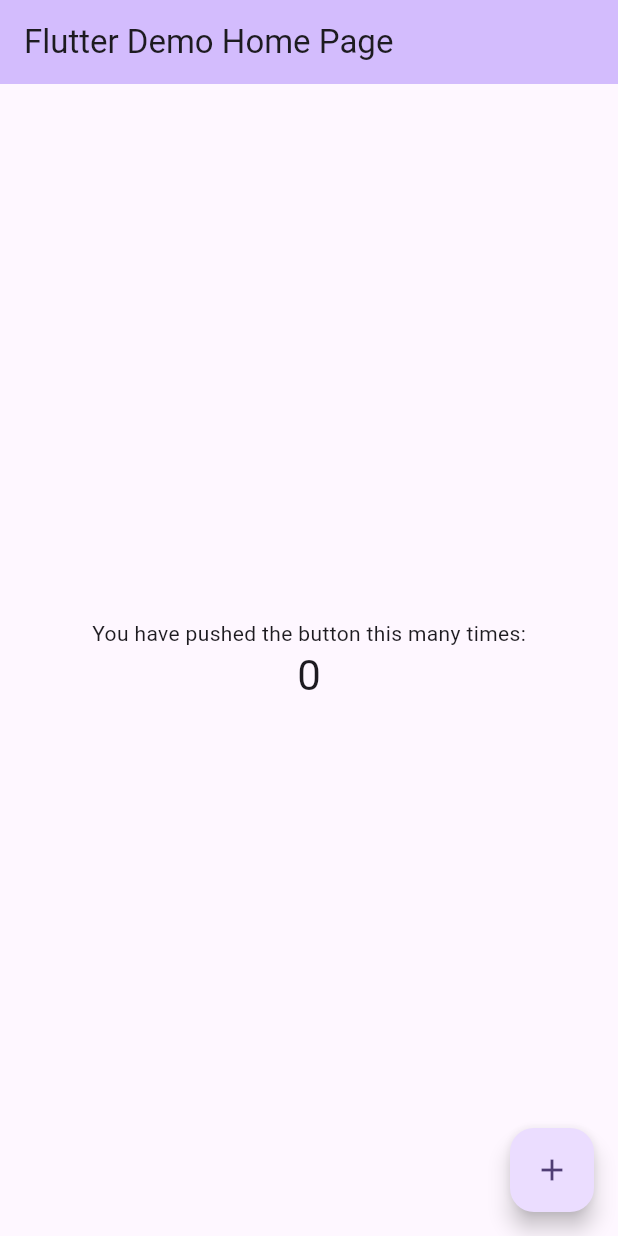
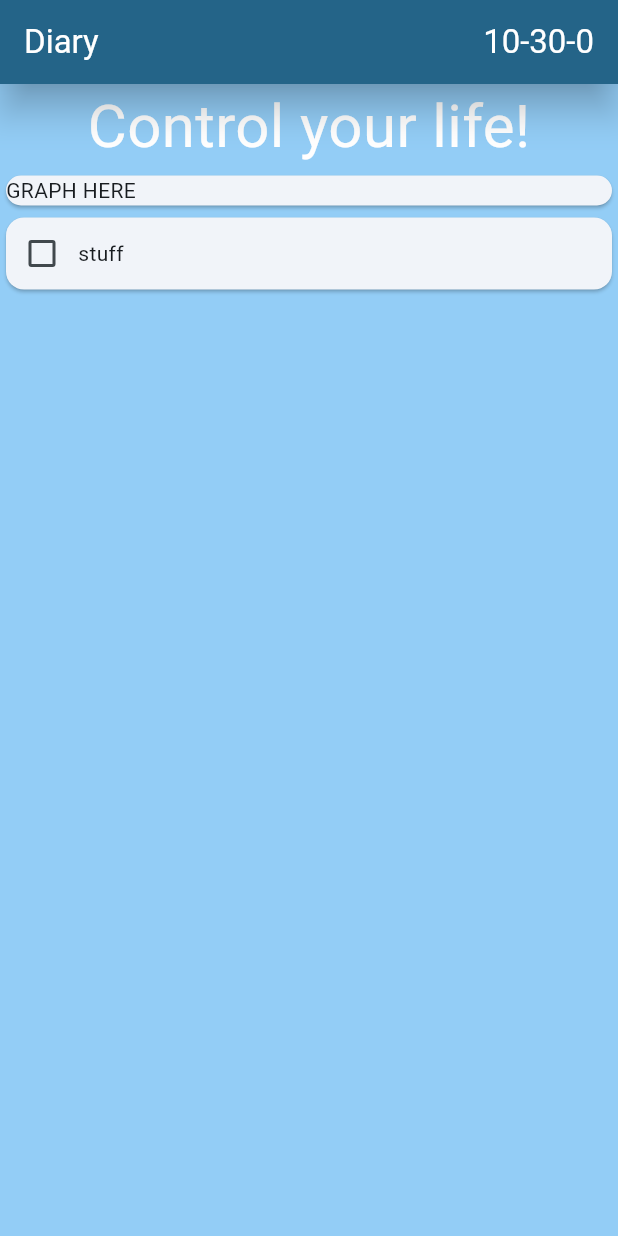
Before and after one commit to PauloBDev/diary, a Flutter app: the screen it shows after launch, on a phone screen of 412 x 824 dp. Run offline on Flutter 3.47's test engine with Material 3 defaults, Android fonts, the phone set to English and light mode, and no system bars.

Commit message:
Home Page Card

```diff
--- /dev/null
+++ b/lib/components/homepageTasksCard.dart
@@ -0,0 +1,19 @@
+import 'package:flutter/material.dart';
+
+class HomePageCard extends StatelessWidget {
+  const HomePageCard({super.key});
+  @override
+  Widget build(BuildContext context) {
+    return Card(
+      child: Row(
+        children: [
+          Checkbox(
+            value: false,
+            onChanged: (value) {},
+          ),
+          const Text('stuff')
+        ],
+      ),
+    );
+  }
+}
--- a/lib/main.dart
+++ b/lib/main.dart
@@ -1,3 +1,4 @@
+import 'package:diary/components/homepageTasksCard.dart';
 import 'package:flutter/material.dart';
 
 void main() {
@@ -11,115 +12,67 @@ class MyApp extends StatelessWidget {
   @override
   Widget build(BuildContext context) {
     return MaterialApp(
+      debugShowCheckedModeBanner: false,
       title: 'Flutter Demo',
       theme: ThemeData(
-        // This is the theme of your application.
-        //
-        // TRY THIS: Try running your application with "flutter run". You'll see
-        // the application has a purple toolbar. Then, without quitting the app,
-        // try changing the seedColor in the colorScheme below to Colors.green
-        // and then invoke "hot reload" (save your changes or press the "hot
-        // reload" button in a Flutter-supported IDE, or press "r" if you used
-        // the command line to start the app).
-        //
-        // Notice that the counter didn't reset back to zero; the application
-        // state is not lost during the reload. To reset the state, use hot
-        // restart instead.
-        //
-        // This works for code too, not just values: Most code changes can be
-        // tested with just a hot reload.
-        colorScheme: ColorScheme.fromSeed(seedColor: Colors.deepPurple),
+        colorScheme: ColorScheme.fromSeed(
+            seedColor: const Color(0x00005073),
+            surface: const Color(0x0000415e)),
         useMaterial3: true,
       ),
-      home: const MyHomePage(title: 'Flutter Demo Home Page'),
+      home: MyHomePage(title: 'Diary', time: DateTime.now()),
     );
   }
 }
 
 class MyHomePage extends StatefulWidget {
-  const MyHomePage({super.key, required this.title});
-
-  // This widget is the home page of your application. It is stateful, meaning
-  // that it has a State object (defined below) that contains fields that affect
-  // how it looks.
-
-  // This class is the configuration for the state. It holds the values (in this
-  // case the title) provided by the parent (in this case the App widget) and
-  // used by the build method of the State. Fields in a Widget subclass are
-  // always marked "final".
-
+  const MyHomePage({super.key, required this.title, required this.time});
   final String title;
+  final DateTime time;
 
   @override
   State<MyHomePage> createState() => _MyHomePageState();
 }
 
 class _MyHomePageState extends State<MyHomePage> {
-  int _counter = 0;
-
-  void _incrementCounter() {
-    setState(() {
-      // This call to setState tells the Flutter framework that something has
-      // changed in this State, which causes it to rerun the build method below
-      // so that the display can reflect the updated values. If we changed
-      // _counter without calling setState(), then the build method would not be
-      // called again, and so nothing would appear to happen.
-      _counter++;
-    });
-  }
-
   @override
   Widget build(BuildContext context) {
-    // This method is rerun every time setState is called, for instance as done
-    // by the _incrementCounter method above.
-    //
-    // The Flutter framework has been optimized to make rerunning build methods
-    // fast, so that you can just rebuild anything that needs updating rather
-    // than having to individually change instances of widgets.
     return Scaffold(
+      backgroundColor: Theme.of(context).colorScheme.inversePrimary,
       appBar: AppBar(
-        // TRY THIS: Try changing the color here to a specific color (to
-        // Colors.amber, perhaps?) and trigger a hot reload to see the AppBar
-        // change color while the other colors stay the same.
-        backgroundColor: Theme.of(context).colorScheme.inversePrimary,
-        // Here we take the value from the MyHomePage object that was created by
-        // the App.build method, and use it to set our appbar title.
-        title: Text(widget.title),
+        backgroundColor: Theme.of(context).colorScheme.primary,
+        elevation: 10,
+        shadowColor: Colors.black,
+        title:
+            Row(mainAxisAlignment: MainAxisAlignment.spaceBetween, children: [
+          Text(
+            widget.title,
+            style: const TextStyle(color: Colors.white),
+          ),
+          Text(
+            '${widget.time.hour}-${widget.time.minute}-${widget.time.second}',
+            style: const TextStyle(color: Colors.white),
+          )
+        ]),
       ),
-      body: Center(
-        // Center is a layout widget. It takes a single child and positions it
-        // in the middle of the parent.
-        child: Column(
-          // Column is also a layout widget. It takes a list of children and
-          // arranges them vertically. By default, it sizes itself to fit its
-          // children horizontally, and tries to be as tall as its parent.
-          //
-          // Column has various properties to control how it sizes itself and
-          // how it positions its children. Here we use mainAxisAlignment to
-          // center the children vertically; the main axis here is the vertical
-          // axis because Columns are vertical (the cross axis would be
-          // horizontal).
-          //
-          // TRY THIS: Invoke "debug painting" (choose the "Toggle Debug Paint"
-          // action in the IDE, or press "p" in the console), to see the
-          // wireframe for each widget.
-          mainAxisAlignment: MainAxisAlignment.center,
-          children: <Widget>[
-            const Text(
-              'You have pushed the button this many times:',
+      body: Column(
+        children: [
+          const Center(
+            child: FittedBox(
+              fit: BoxFit.fill,
+              child: Text(
+                'Control your life!',
+                style: TextStyle(fontSize: 40, color: Colors.white),
+              ),
             ),
-            Text(
-              '$_counter',
-              style: Theme.of(context).textTheme.headlineMedium,
-            ),
-          ],
-        ),
+          ),
+          Container(
+            width: double.infinity,
+            child: Card(child: Text('GRAPH HERE')),
+          ),
+          const HomePageCard()
+        ],
       ),
-      floatingActionButton: FloatingActionButton(
-        onPressed: _incrementCounter,
-        tooltip: 'Increment',
-        child: const Icon(Icons.add),
-      ), // This trailing comma makes auto-formatting nicer for build methods.
     );
   }
 }
```
